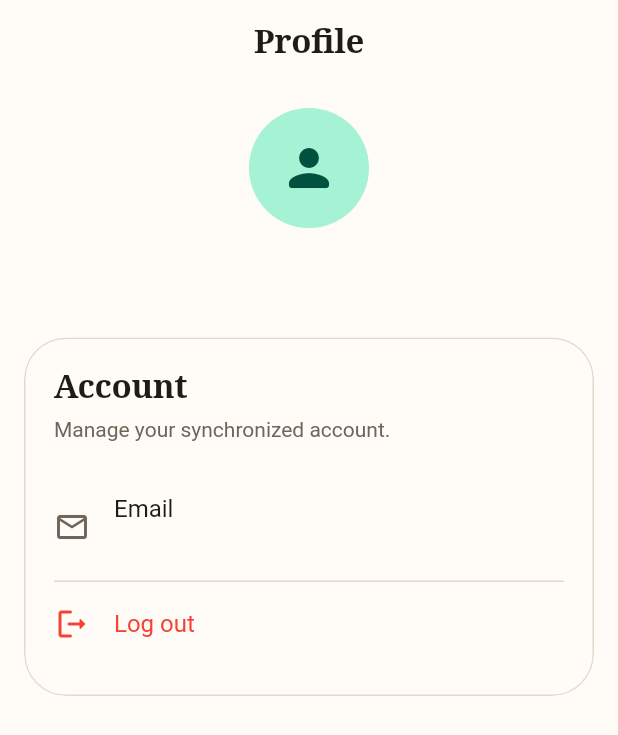
After one commit to abdullahbokl/word-flow, a Flutter app: the ProfilePage screen opened by its route, on a phone screen of 412 x 824 dp. The commit adds this screen. Shown: the top 735 px of the screen. Run offline on Flutter 3.47's test engine with Material 3 defaults, Android fonts, the phone set to English and light mode, and no system bars; our stand-ins replace connectivity_plus, drift, drift_flutter, equatable, flutter_bloc, flutter_secure_storage and 9 more; missing offline and left inert: talker_bloc_logger; accounts and stored records are empty; generated files the repository leaves out were written again; statements that could not run were skipped.

Commit message:
feat: implement secure storage for Supabase and database encryption, and add profile management page

```diff
--- a/lib/core/errors/failures.dart
+++ b/lib/core/errors/failures.dart
@@ -35,3 +35,7 @@ class ConnectionFailure extends Failure {
 class MigrationFailure extends Failure {
   const MigrationFailure(super.message);
 }
+
+class SecurityFailure extends Failure {
+  const SecurityFailure(super.message);
+}
--- /dev/null
+++ b/lib/features/profile/presentation/pages/profile_page.dart
@@ -0,0 +1,103 @@
+import 'package:flutter/material.dart';
+import 'package:flutter_bloc/flutter_bloc.dart';
+import 'package:word_flow/features/authentication/presentation/blocs/auth_cubit.dart';
+import 'package:word_flow/features/authentication/presentation/blocs/auth_state.dart';
+import 'package:word_flow/core/widgets/section_card.dart';
+import 'package:word_flow/features/authentication/domain/entities/user_entity.dart';
+
+class ProfilePage extends StatelessWidget {
+  const ProfilePage({super.key});
+
+  @override
+  Widget build(BuildContext context) {
+    return Scaffold(
+      appBar: AppBar(
+        title: const Text('Profile'),
+        centerTitle: true,
+      ),
+      body: BlocBuilder<AuthCubit, AuthState>(
+        builder: (context, state) {
+          return state.maybeMap(
+            authenticated: (auth) => _AuthenticatedProfile(user: auth.user),
+            orElse: () => const _UnauthenticatedProfile(),
+          );
+        },
+      ),
+    );
+  }
+}
+
+class _AuthenticatedProfile extends StatelessWidget {
+  const _AuthenticatedProfile({required this.user});
+  final UserEntity user;
+
+  @override
+  Widget build(BuildContext context) {
+    final theme = Theme.of(context);
+
+    return SingleChildScrollView(
+      padding: const EdgeInsets.all(16),
+      child: Column(
+        children: [
+          const CircleAvatar(
+            radius: 40,
+            child: Icon(Icons.person_rounded, size: 40),
+          ),
+          const SizedBox(height: 16),
+          Text(
+            user.email,
+            style: theme.textTheme.titleLarge,
+          ),
+          const SizedBox(height: 32),
+          SectionCard(
+            title: 'Account',
+            subtitle: 'Manage your synchronized account.',
+            child: Column(
+              children: [
+                ListTile(
+                  leading: const Icon(Icons.email_outlined),
+                  title: const Text('Email'),
+                  subtitle: Text(user.email),
+                  contentPadding: EdgeInsets.zero,
+                ),
+                const Divider(),
+                ListTile(
+                  leading: const Icon(Icons.logout_rounded, color: Colors.red),
+                  title: const Text('Log out', style: TextStyle(color: Colors.red)),
+                  contentPadding: EdgeInsets.zero,
+                  onTap: () {
+                    context.read<AuthCubit>().logOut();
+                    Navigator.of(context).pop();
+                  },
+                ),
+              ],
+            ),
+          ),
+        ],
+      ),
+    );
+  }
+}
+
+class _UnauthenticatedProfile extends StatelessWidget {
+  const _UnauthenticatedProfile();
+
+  @override
+  Widget build(BuildContext context) {
+    return Center(
+      child: Column(
+        mainAxisAlignment: MainAxisAlignment.center,
+        children: [
+          const Icon(Icons.account_circle_outlined, size: 64, color: Colors.grey),
+          const SizedBox(height: 16),
+          const Text('You are not logged in'),
+          const SizedBox(height: 24),
+          ElevatedButton(
+            onPressed: () => Navigator.of(context).pop(),
+            child: const Text('Go Back'),
+          ),
+        ],
+      ),
+    );
+  }
+}
--- a/lib/main.dart
+++ b/lib/main.dart
@@ -9,6 +9,8 @@ import 'package:word_flow/app/app.dart';
 import 'package:word_flow/core/di/injection.dart';
 import 'package:word_flow/core/config/env_config.dart';
 import 'package:word_flow/core/logging/app_logger.dart';
+import 'package:word_flow/core/security/security_service.dart';
+import 'package:word_flow/core/security/supabase_secure_storage.dart';
 
 Future<void> main() async {
   await SentryFlutter.init(
@@ -27,9 +29,13 @@ Future<void> main() async {
 
       try {
         if (EnvConfig.isConfigured) {
+          final securityService = getIt<SecurityService>();
           await Supabase.initialize(
             url: EnvConfig.supabaseUrl,
             anonKey: EnvConfig.supabaseAnonKey,
+            authOptions: FlutterAuthClientOptions(
+              localStorage: SupabaseSecureStorage(securityService),
+            ),
           );
         } else {
           logger.warning(
--- a/pubspec.yaml
+++ b/pubspec.yaml
@@ -51,6 +51,9 @@ dependencies:
   talker_bloc_logger: ^5.1.16
   shimmer: ^3.0.0
   sentry_flutter: ^9.16.0
+  flutter_secure_storage: ^10.0.0
+  sqlite3_flutter_libs: ^0.5.42
+  sqlite3: ^2.9.4
 
 dev_dependencies:
   flutter_test:
```
Also changed, not shown: lib/app/router/routes.dart (+7 -0 lines), lib/core/database/app_database.dart (+11 -1 lines), lib/core/di/injection.dart (+10 -0 lines), lib/core/security/secure_storage_service_impl.dart (added, +65 -0 lines), lib/core/security/security_service.dart (added, +19 -0 lines), lib/core/security/supabase_secure_storage.dart (added, +40 -0 lines), lib/features/authentication/presentation/widgets/authenticated_user_status.dart (+5 -3 lines), 1 other file.
